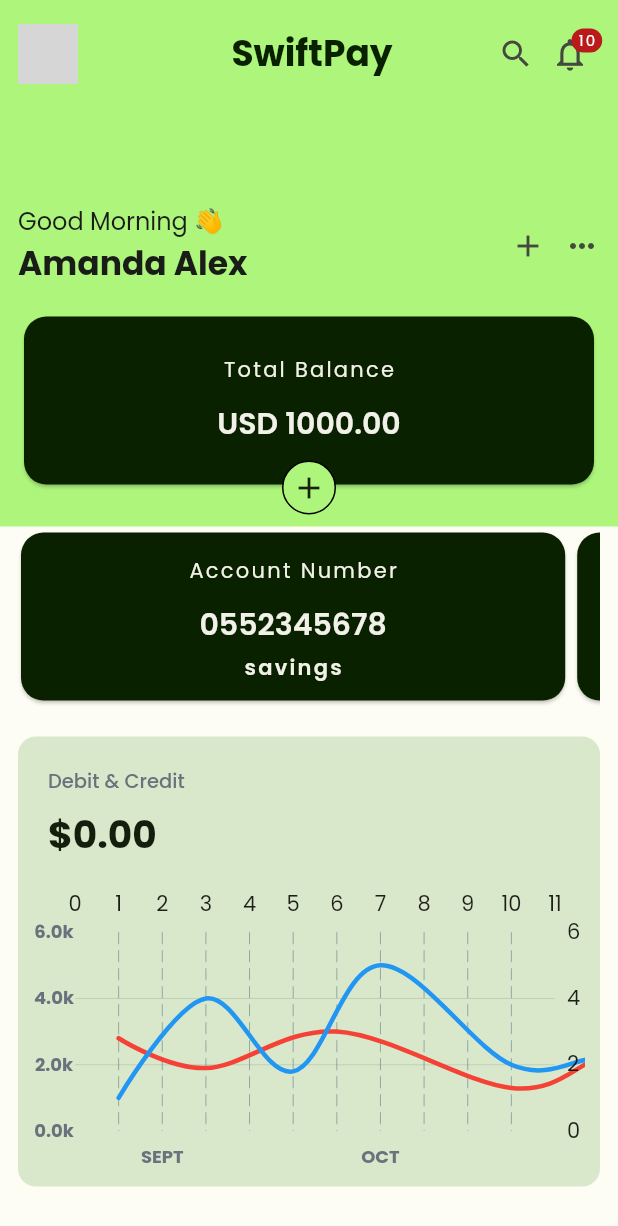
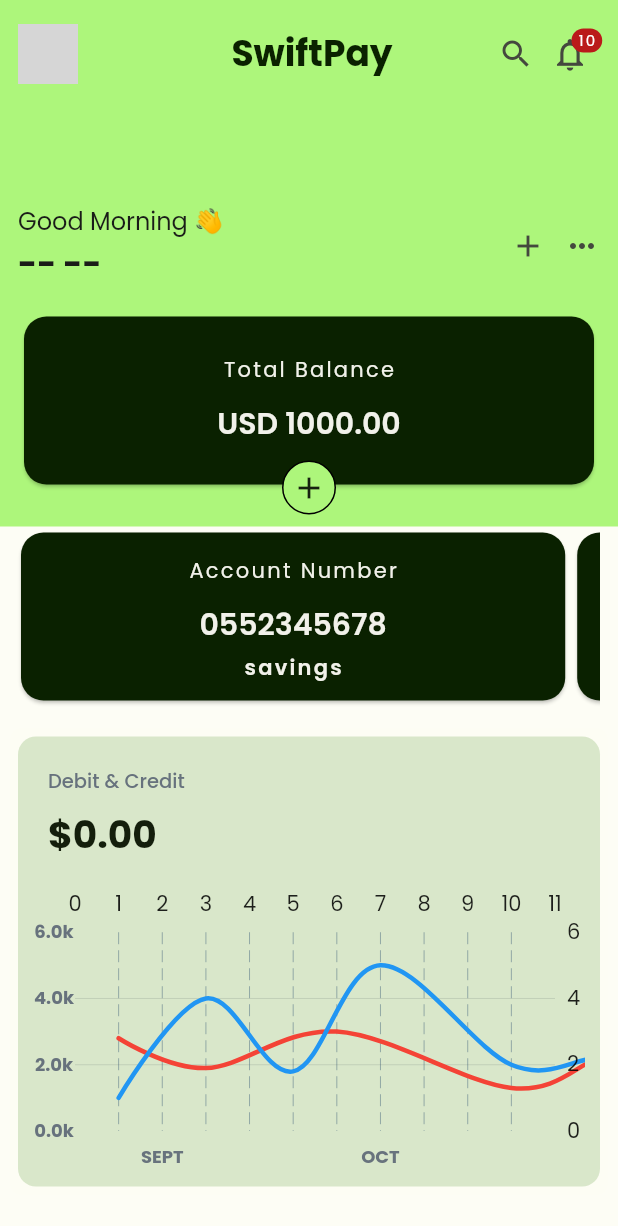
Before and after one commit to ndungujan23/ewallet, a Flutter app: the DashboardScreen screen opened by its route, on a phone screen of 412 x 824 dp. Shown: the top 1226 px of the screen. Run offline on Flutter 3.47's test engine with Material 2 defaults, Android fonts, the phone set to English and light mode, and no system bars; drawn by our look-alikes of fl_chart; our stand-ins replace equatable, flutter_native_splash, flutter_riverpod, go_router, google_fonts, sqflite; accounts and stored records are empty; network calls fail; grey boxes are pictures that could not be loaded.

Commit message:
updated dashboard screen

```diff
--- a/lib/src/features/main/dashboard_screen.dart
+++ b/lib/src/features/main/dashboard_screen.dart
@@ -20,6 +20,7 @@ class DashboardScreen extends ConsumerWidget {
   @override
   Widget build(BuildContext context, WidgetRef ref) {
     final walletState = ref.watch(walletProvider);
+    final user = ref.watch(userProvider).user;
 
     return Scaffold(
       extendBodyBehindAppBar: true,
@@ -33,34 +34,7 @@ class DashboardScreen extends ConsumerWidget {
                 color: Theme.of(context).colorScheme.primaryContainer,
                 padding: const EdgeInsets.only(
                     left: 12, right: 12, top: 24.0, bottom: 24.0),
-                child: _walletListSection(context, greeting())),
-            Container(
-              height: 120,
-                padding: const EdgeInsets.only(
-                    left: 10, right: 12),
-              child: ListView.builder(
-                  // padding: EdgeInsets.only(left: 16, right: 8),
-                  scrollDirection: Axis.horizontal,
-                  itemCount: walletState.wallets.length,
-                  itemBuilder: (context, index) {
-                    return WalletAccountCard(
-                        account: walletState.wallets.elementAt(index));
-                  }),
-            ),
-            Container(
-              padding:
-                  const EdgeInsets.symmetric(horizontal: 12.0, vertical: 20.0),
-              child: TransactionsChart(),
-            ),
-          ],
-        ),
-      )),
-    );
-  }
-}
-
-Widget _walletListSection(BuildContext context, String greeting) {
-  return Column(
+                child: Column(
                   children: [
                     AppBar(
                       backgroundColor: Colors.transparent,
@@ -70,7 +44,7 @@ Widget _walletListSection(BuildContext context, String greeting) {
                         crossAxisAlignment: CrossAxisAlignment.start,
                         children: <Widget>[
                           Text(
-              greeting,
+                            greeting(),
                             textAlign: TextAlign.left,
                             style: Theme.of(context).textTheme.labelLarge?.copyWith(
                               fontSize: 16,
@@ -79,7 +53,7 @@ Widget _walletListSection(BuildContext context, String greeting) {
                             ),
                           ),
                           Text(
-              'Amanda Alex',
+                            '${user?.firstName ?? '--'} ${user?.lastName ?? '--'}',
                             style: Theme.of(context).textTheme.labelLarge?.copyWith(
                               fontSize: 22,
                               fontWeight: FontWeight.w700,
@@ -101,9 +75,27 @@ Widget _walletListSection(BuildContext context, String greeting) {
                       balance: 1000,
                     ),
                   ],
+                )),
+            Container(
+              height: 120,
+              padding: const EdgeInsets.only(left: 10, right: 12),
+              child: ListView.builder(
+                  scrollDirection: Axis.horizontal,
+                  physics: const PageScrollPhysics(),
+                  itemCount: walletState.wallets.length,
+                  itemBuilder: (context, index) {
+                    return WalletAccountCard(
+                        account: walletState.wallets.elementAt(index));
+                  }),
+            ),
+            Container(
+              padding:
+                  const EdgeInsets.symmetric(horizontal: 12.0, vertical: 20.0),
+              child: const TransactionsChart(),
+            ),
+          ],
+        ),
+      )),
     );
   }
-
-Widget _insightSection(BuildContext context) {
-  return const Placeholder();
 }
```
Lines whose indentation alone changed are shown as unchanged.
